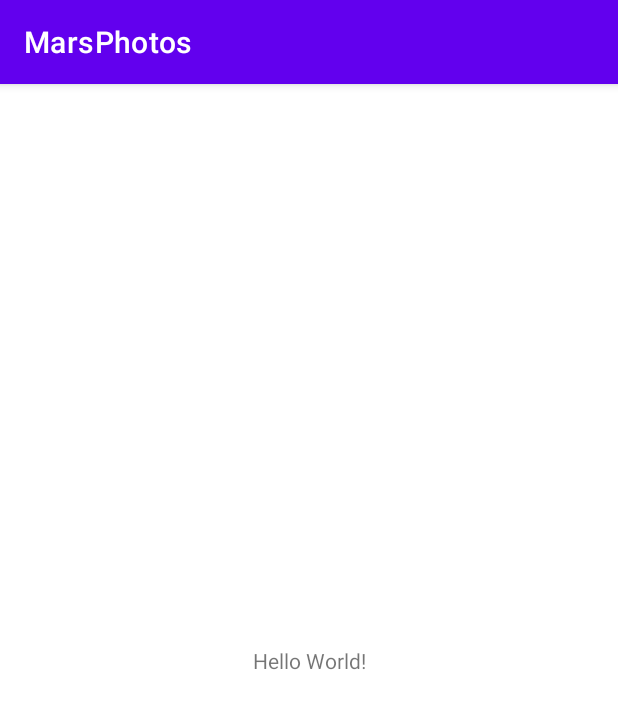
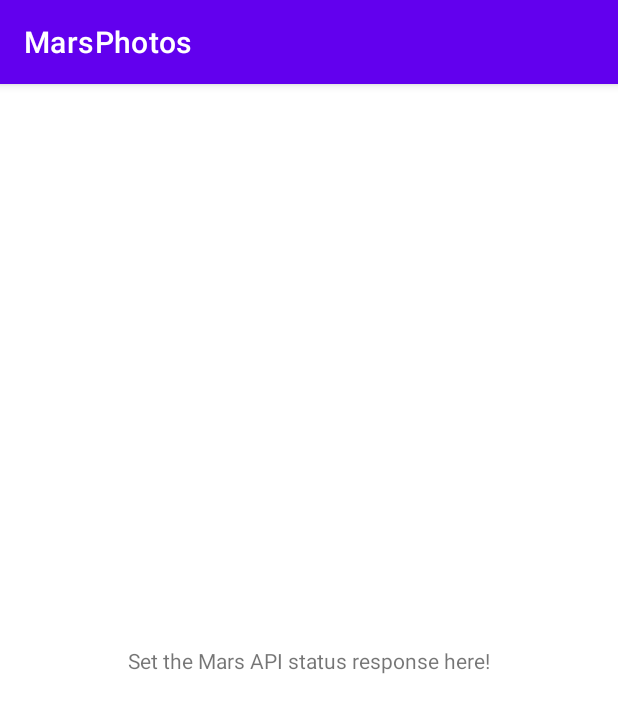
Before and after one commit to Bejussi/MarsPhotos, an Android app: the screen it shows after launch (MainActivity), on a phone screen of 412 x 824 dp. Shown: the top 713 px of the screen. Run offline under Robolectric (Android 15) with nearby library versions, the phone set to English and light mode, and no system bars; our stand-ins replace data binding.

Commit message:
Launch starter point of project

```diff
--- /dev/null
+++ b/app/src/main/java/com/bejussi/marsphotos/overview/OverviewFragment.kt
@@ -0,0 +1,34 @@
+package com.bejussi.marsphotos.overview
+
+import android.os.Bundle
+import androidx.fragment.app.Fragment
+import android.view.LayoutInflater
+import android.view.View
+import android.view.ViewGroup
+import androidx.fragment.app.viewModels
+import com.bejussi.marsphotos.R
+import com.bejussi.marsphotos.databinding.FragmentOverviewBinding
+
+
+class OverviewFragment : Fragment() {
+    private val viewModel: OverviewViewModel by viewModels()
+
+    /**
+     * Inflates the layout with Data Binding, sets its lifecycle owner to the OverviewFragment
+     * to enable Data Binding to observe LiveData, and sets up the RecyclerView with an adapter.
+     */
+    override fun onCreateView(
+        inflater: LayoutInflater, container: ViewGroup?,
+        savedInstanceState: Bundle?
+    ): View? {
+        val binding = FragmentOverviewBinding.inflate(inflater)
+
+        // Allows Data Binding to Observe LiveData with the lifecycle of this Fragment
+        binding.lifecycleOwner = this
+
+        // Giving the binding access to the OverviewViewModel
+        binding.viewModel = viewModel
+
+        return binding.root
+    }
+}
--- /dev/null
+++ b/app/src/main/java/com/bejussi/marsphotos/overview/OverviewViewModel.kt
@@ -0,0 +1,28 @@
+package com.bejussi.marsphotos.overview
+
+import androidx.lifecycle.LiveData
+import androidx.lifecycle.MutableLiveData
+import androidx.lifecycle.ViewModel
+
+class OverviewViewModel: ViewModel() {
+
+    // The internal MutableLiveData that stores the status of the most recent request
+    private val _status = MutableLiveData<String>()
+
+    // The external immutable LiveData for the request status
+    val status: LiveData<String> = _status
+    /**
+     * Call getMarsPhotos() on init so we can display status immediately.
+     */
+    init {
+        getMarsPhotos()
+    }
+
+    /**
+     * Gets Mars photos information from the Mars API Retrofit service and updates the
+     * [MarsPhoto] [List] [LiveData].
+     */
+    private fun getMarsPhotos() {
+        _status.value = "Set the Mars API status response here!"
+    }
+}
--- a/app/src/main/res/layout/activity_main.xml
+++ b/app/src/main/res/layout/activity_main.xml
@@ -1,18 +1,9 @@
 <?xml version="1.0" encoding="utf-8"?>
-<androidx.constraintlayout.widget.ConstraintLayout xmlns:android="http://schemas.android.com/apk/res/android"
-    xmlns:app="http://schemas.android.com/apk/res-auto"
+<androidx.fragment.app.FragmentContainerView
+    xmlns:android="http://schemas.android.com/apk/res/android"
     xmlns:tools="http://schemas.android.com/tools"
+    android:id="@+id/overviewFragment"
+    android:name="com.bejussi.marsphotos.overview.OverviewFragment"
     android:layout_width="match_parent"
     android:layout_height="match_parent"
-    tools:context=".MainActivity">
-
-    <TextView
-        android:layout_width="wrap_content"
-        android:layout_height="wrap_content"
-        android:text="Hello World!"
-        app:layout_constraintBottom_toBottomOf="parent"
-        app:layout_constraintEnd_toEndOf="parent"
-        app:layout_constraintStart_toStartOf="parent"
-        app:layout_constraintTop_toTopOf="parent" />
-
-</androidx.constraintlayout.widget.ConstraintLayout>
+    tools:layout="@layout/fragment_overview" />
--- /dev/null
+++ b/app/src/main/res/layout/fragment_overview.xml
@@ -0,0 +1,27 @@
+<?xml version="1.0" encoding="utf-8"?>
+<layout xmlns:android="http://schemas.android.com/apk/res/android"
+    xmlns:app="http://schemas.android.com/apk/res-auto"
+    xmlns:tools="http://schemas.android.com/tools">
+
+    <data>
+        <variable
+            name="viewModel"
+            type="com.bejussi.marsphotos.overview.OverviewViewModel" />
+    </data>
+
+    <androidx.constraintlayout.widget.ConstraintLayout
+        android:layout_width="match_parent"
+        android:layout_height="match_parent"
+        tools:context="com.example.android.marsphotos.overview.OverViewFragment">
+
+        <TextView
+            android:layout_width="wrap_content"
+            android:layout_height="wrap_content"
+            android:text="@{viewModel.status}"
+            app:layout_constraintBottom_toBottomOf="parent"
+            app:layout_constraintLeft_toLeftOf="parent"
+            app:layout_constraintRight_toRightOf="parent"
+            app:layout_constraintTop_toTopOf="parent" />
+
+    </androidx.constraintlayout.widget.ConstraintLayout>
+</layout>
--- a/app/src/main/res/values/strings.xml
+++ b/app/src/main/res/values/strings.xml
@@ -1,3 +1,5 @@
 <resources>
     <string name="app_name">MarsPhotos</string>
+    <!-- TODO: Remove or change this placeholder text -->
+    <string name="hello_blank_fragment">Hello blank fragment</string>
 </resources>
```
Also changed, not shown: app/build.gradle (+13 -5 lines), app/src/main/res/drawable/ic_broken_image.xml (added, +26 -0 lines), app/src/main/res/drawable/ic_connection_error.xml (added, +26 -0 lines), app/src/main/res/drawable/ic_launcher_foreground.xml (added, +40 -0 lines), app/src/main/res/drawable/loading_animation.xml (added, +22 -0 lines), app/src/main/res/drawable/loading_img.xml (added, +56 -0 lines), app/src/main/res/layout/grid_view_item.xml (added, +13 -0 lines).
